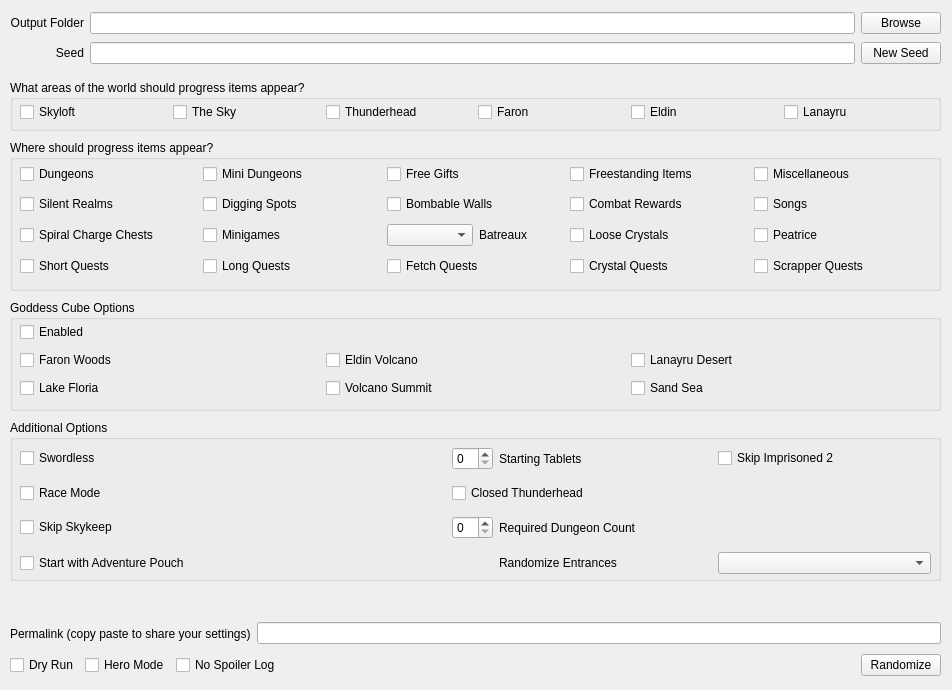
The window that gui/randogui.ui (ssrando/ssrando) describes before a commit, drawn with Qt 5.
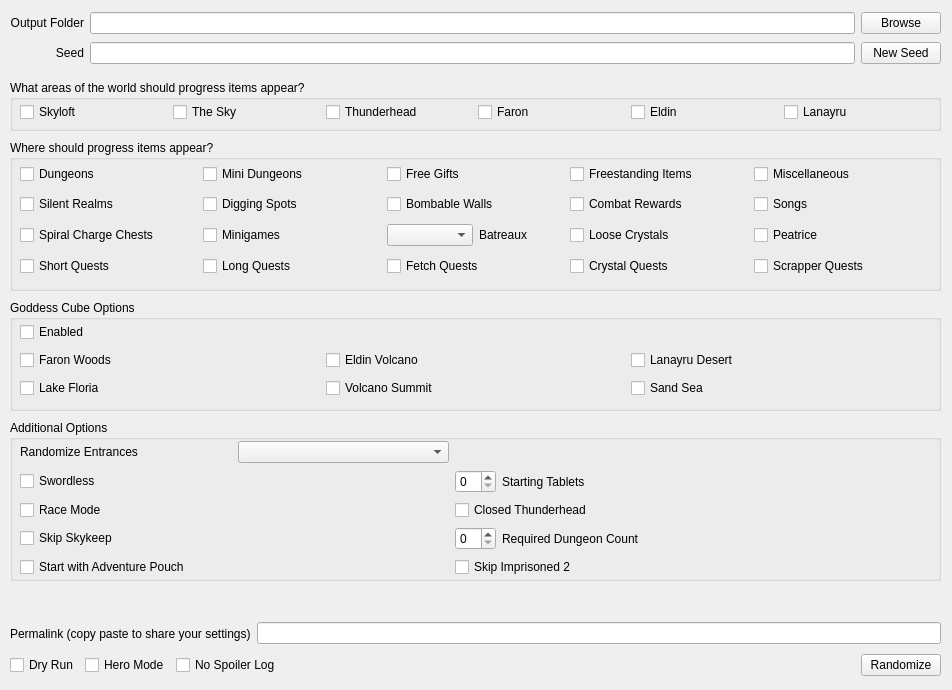
The same window after the commit.

```diff
--- a/gui/randogui.ui
+++ b/gui/randogui.ui
@@ -287,69 +287,14 @@
       </rect>
      </property>
      <layout class="QGridLayout" name="gridLayout_2">
-      <item row="2" column="4">
-       <layout class="QHBoxLayout" name="horizontalLayout_2">
-        <property name="spacing">
-         <number>6</number>
-        </property>
-        <property name="sizeConstraint">
-         <enum>QLayout::SetDefaultConstraint</enum>
-        </property>
-       </layout>
-      </item>
-      <item row="0" column="0" colspan="2">
-       <widget class="QCheckBox" name="option_swordless">
-        <property name="text">
-         <string>Swordless</string>
-        </property>
-       </widget>
-      </item>
-      <item row="1" column="0" colspan="2">
-       <widget class="QCheckBox" name="option_empty_unrequired_dungeons">
-        <property name="text">
-         <string>Race Mode</string>
-        </property>
-       </widget>
-      </item>
-      <item row="0" column="3">
-       <widget class="QLabel" name="label_for_option_starting_tablet_count">
-        <property name="text">
-         <string>Starting Tablets</string>
-        </property>
-       </widget>
-      </item>
-      <item row="2" column="0" colspan="2">
-       <widget class="QCheckBox" name="option_skip_skykeep">
-        <property name="text">
-         <string>Skip Skykeep</string>
-        </property>
-       </widget>
-      </item>
-      <item row="1" column="2" colspan="3">
-       <widget class="QCheckBox" name="option_closed_thunderhead">
-        <property name="text">
-         <string>Closed Thunderhead</string>
-        </property>
-       </widget>
-      </item>
-      <item row="0" column="2">
-       <widget class="QSpinBox" name="option_starting_tablet_count">
-        <property name="maximumSize">
-         <size>
-          <width>41</width>
-          <height>16777215</height>
-         </size>
-        </property>
-       </widget>
-      </item>
-      <item row="2" column="3">
+      <item row="3" column="3">
        <widget class="QLabel" name="label_for_option_required_dungeon_count">
         <property name="text">
          <string>Required Dungeon Count</string>
         </property>
        </widget>
       </item>
-      <item row="2" column="2">
+      <item row="3" column="2">
        <widget class="QSpinBox" name="option_required_dungeon_count">
         <property name="enabled">
          <bool>true</bool>
@@ -368,25 +313,79 @@
         </property>
        </widget>
       </item>
-      <item row="0" column="4">
-       <layout class="QHBoxLayout" name="horizontalLayout_5">
-        <item>
-         <widget class="QCheckBox" name="option_skip_imp_2">
-          <property name="text">
-           <string>Skip Imprisoned 2</string>
-          </property>
-         </widget>
-        </item>
-       </layout>
+      <item row="1" column="4">
+       <layout class="QHBoxLayout" name="horizontalLayout_5"/>
       </item>
-      <item row="3" column="0" colspan="2">
+      <item row="4" column="0" colspan="2">
        <widget class="QCheckBox" name="option_start_pouch">
         <property name="text">
          <string>Start with Adventure Pouch</string>
         </property>
        </widget>
       </item>
+      <item row="2" column="2" colspan="3">
+       <widget class="QCheckBox" name="option_closed_thunderhead">
+        <property name="text">
+         <string>Closed Thunderhead</string>
+        </property>
+       </widget>
+      </item>
+      <item row="3" column="0" colspan="2">
+       <widget class="QCheckBox" name="option_skip_skykeep">
+        <property name="text">
+         <string>Skip Skykeep</string>
+        </property>
+       </widget>
+      </item>
+      <item row="1" column="3">
+       <widget class="QLabel" name="label_for_option_starting_tablet_count">
+        <property name="text">
+         <string>Starting Tablets</string>
+        </property>
+       </widget>
+      </item>
+      <item row="2" column="0" colspan="2">
+       <widget class="QCheckBox" name="option_empty_unrequired_dungeons">
+        <property name="text">
+         <string>Race Mode</string>
+        </property>
+       </widget>
+      </item>
+      <item row="1" column="0" colspan="2">
+       <widget class="QCheckBox" name="option_swordless">
+        <property name="text">
+         <string>Swordless</string>
+        </property>
+       </widget>
+      </item>
       <item row="3" column="4">
+       <layout class="QHBoxLayout" name="horizontalLayout_2">
+        <property name="spacing">
+         <number>6</number>
+        </property>
+        <property name="sizeConstraint">
+         <enum>QLayout::SetDefaultConstraint</enum>
+        </property>
+       </layout>
+      </item>
+      <item row="1" column="2">
+       <widget class="QSpinBox" name="option_starting_tablet_count">
+        <property name="maximumSize">
+         <size>
+          <width>41</width>
+          <height>16777215</height>
+         </size>
+        </property>
+       </widget>
+      </item>
+      <item row="0" column="0">
+       <widget class="QLabel" name="label">
+        <property name="text">
+         <string>Randomize Entrances</string>
+        </property>
+       </widget>
+      </item>
+      <item row="0" column="1">
        <widget class="QComboBox" name="option_randomize_entrances">
         <property name="currentText">
          <string/>
@@ -396,10 +395,10 @@
         </property>
        </widget>
       </item>
-      <item row="3" column="3">
-       <widget class="QLabel" name="label">
+      <item row="4" column="2" colspan="2">
+       <widget class="QCheckBox" name="option_skip_imp_2">
         <property name="text">
-         <string>Randomize Entrances</string>
+         <string>Skip Imprisoned 2</string>
         </property>
        </widget>
       </item>
```
